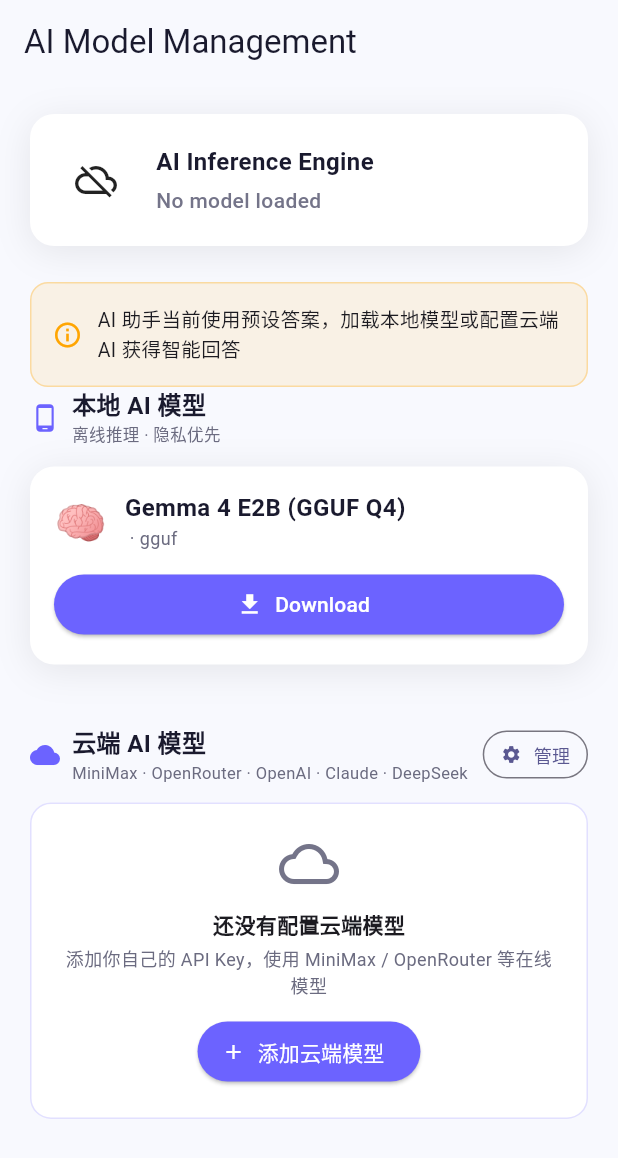
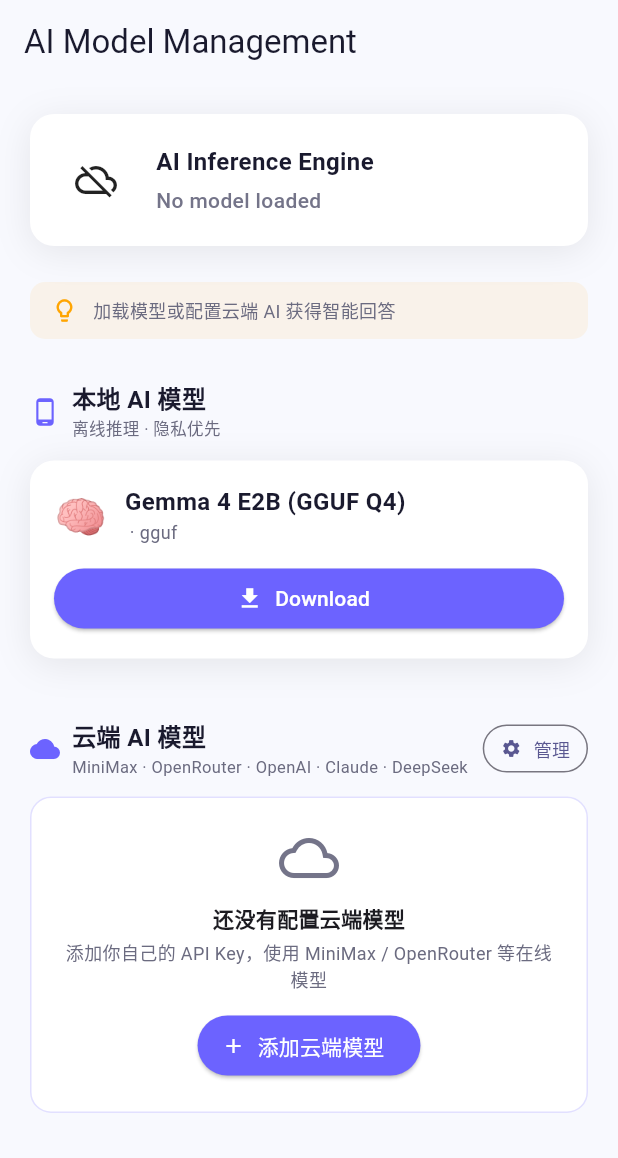
Before and after one commit to reagost/JellyBuddy, a Flutter app: the ModelSettingsScreen screen opened by its route, on a phone screen of 412 x 824 dp. Shown: the top 1158 px of the screen. Run offline on Flutter 3.47's test engine with Material 3 defaults, Android fonts, the light colour scheme and no system bars; our stand-ins replace dio, equatable, file_picker, flutter_animate, flutter_bloc, flutter_local_notifications and 6 more; accounts and stored records are empty; statements that could not run were skipped.

Commit message:
fix: reduce AI model management banner density, add spacing between sections

```diff
--- a/lib/presentation/screens/settings/model_settings_screen.dart
+++ b/lib/presentation/screens/settings/model_settings_screen.dart
@@ -91,8 +91,7 @@ class _ModelSettingsScreenState extends State<ModelSettingsScreen> {
 
               // Active Provider Banner
               _buildActiveProviderBanner(state),
-              if (_activeCloudId != null || state.loadedModelId != null)
-                const SizedBox(height: 24),
+              const SizedBox(height: 28),
 
               // ===== Local Models Section =====
               _buildSectionHeader(
@@ -154,20 +153,19 @@ class _ModelSettingsScreenState extends State<ModelSettingsScreen> {
 
     if (!hasCloud && !hasLocal) {
       return Container(
-        padding: const EdgeInsets.all(14),
+        padding: const EdgeInsets.symmetric(horizontal: 14, vertical: 10),
         decoration: BoxDecoration(
-          color: AppColors.warning.withValues(alpha: 0.1),
-          borderRadius: BorderRadius.circular(12),
-          border: Border.all(color: AppColors.warning.withValues(alpha: 0.3)),
+          color: AppColors.warning.withValues(alpha: 0.08),
+          borderRadius: BorderRadius.circular(10),
         ),
-        child: const Row(
+        child: Row(
           children: [
-            Icon(Icons.info_outline, color: AppColors.warning, size: 20),
-            SizedBox(width: 10),
+            const Icon(Icons.lightbulb_outline, color: AppColors.warning, size: 18),
+            const SizedBox(width: 10),
             Expanded(
               child: Text(
-                'AI 助手当前使用预设答案，加载本地模型或配置云端 AI 获得智能回答',
-                style: TextStyle(fontSize: 13),
+                '加载模型或配置云端 AI 获得智能回答',
+                style: TextStyle(fontSize: 12, color: AppColors.textSecondaryOf(context)),
               ),
             ),
           ],
```
